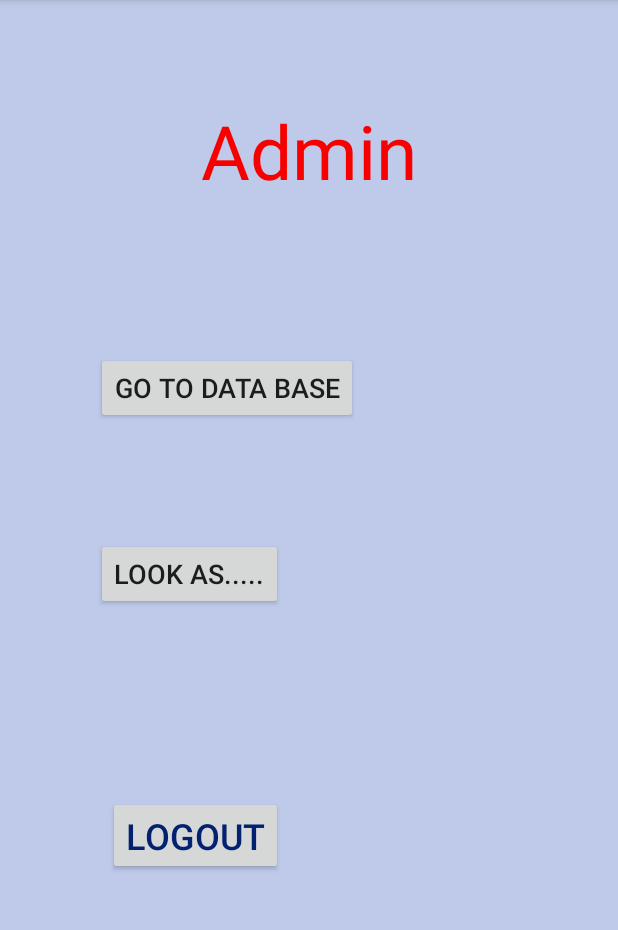
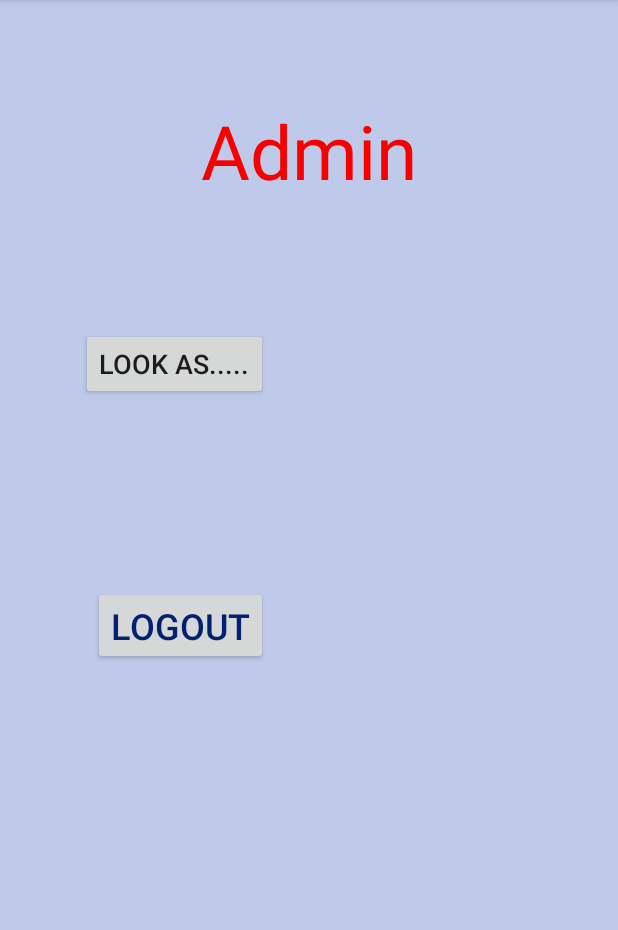
Before and after one commit to Nitzan-Beck/Free_Space, an Android app: the Admin screen opened directly, with no data from a screen before it, on a phone screen of 412 x 824 dp, the part 84-1014 px from its top. Run offline under Robolectric (Android 15) with nearby library versions, the phone set to English and light mode, and no system bars.

```diff
--- a/app/src/main/res/layout/activity_admin.xml
+++ b/app/src/main/res/layout/activity_admin.xml
@@ -24,28 +24,16 @@
         app:layout_constraintTop_toBottomOf="@+id/LookAs" />
 
     <Button
-        android:id="@+id/DataBase"
-        android:layout_width="wrap_content"
-        android:layout_height="wrap_content"
-        android:layout_marginTop="100dp"
-        android:text="Go to Data base"
-        android:textSize="18sp"
-        app:layout_constraintEnd_toEndOf="@+id/txtAdmin"
-        app:layout_constraintHorizontal_bias="0.118"
-        app:layout_constraintStart_toStartOf="@+id/txtAdmin"
-        app:layout_constraintTop_toBottomOf="@+id/txtAdmin" />
-
-    <Button
         android:id="@+id/LookAs"
         android:layout_width="wrap_content"
         android:layout_height="wrap_content"
-        android:layout_marginTop="76dp"
+        android:layout_marginTop="84dp"
         android:text="Look As....."
         android:textSize="18sp"
-        app:layout_constraintEnd_toEndOf="@+id/DataBase"
-        app:layout_constraintHorizontal_bias="0.0"
-        app:layout_constraintStart_toStartOf="@+id/DataBase"
-        app:layout_constraintTop_toBottomOf="@+id/DataBase" />
+        app:layout_constraintEnd_toEndOf="@+id/txtAdmin"
+        app:layout_constraintHorizontal_bias="0.035"
+        app:layout_constraintStart_toStartOf="@+id/txtAdmin"
+        app:layout_constraintTop_toBottomOf="@+id/txtAdmin" />
 
     <TextView
         android:id="@+id/txtAdmin"
```
Also changed, not shown: app/src/main/res/layout/activity_boss.xml (+4 -4 lines).
